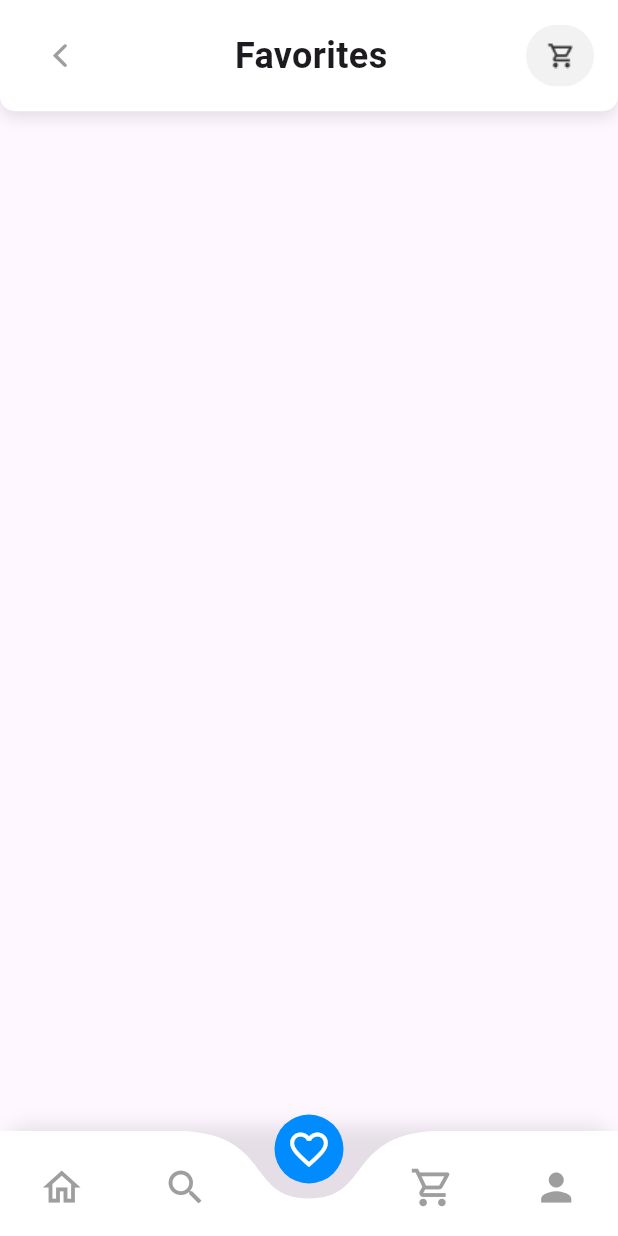
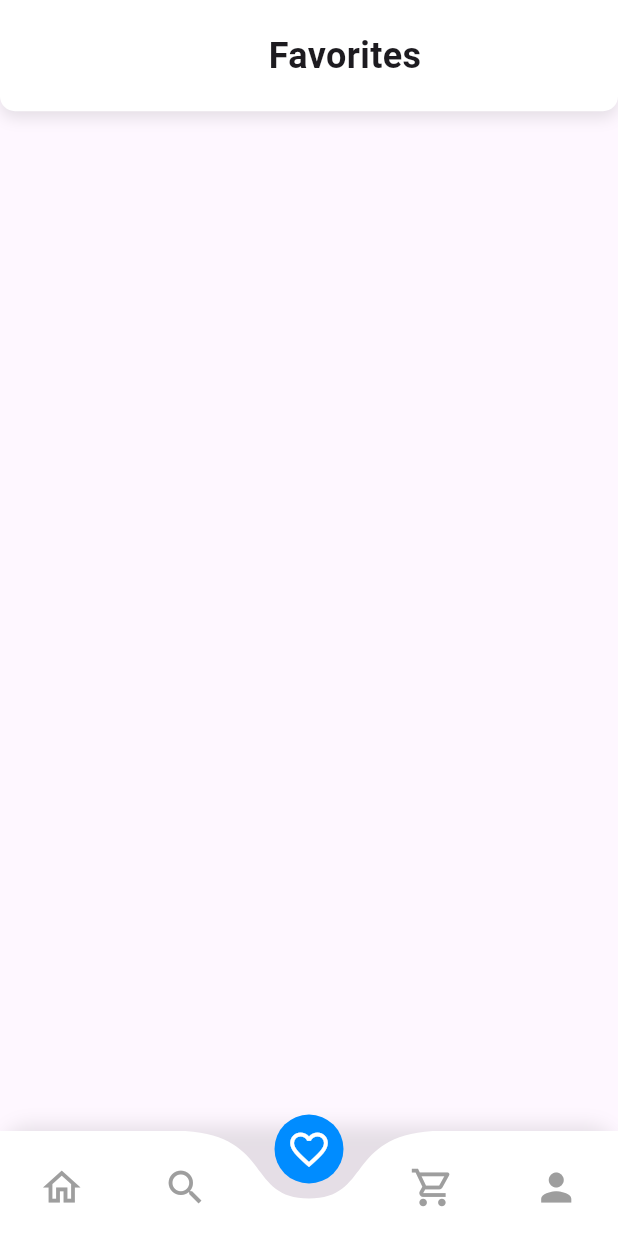
Before and after one commit to mohamedabdelaziz55/emptoria_app, a Flutter app: the screen it shows after launch, item 3 of the bottom bar chosen, on a phone screen of 412 x 824 dp. Run offline on Flutter 3.47's test engine with Material 3 defaults, Android fonts, the phone set to English and light mode, and no system bars; drawn by our look-alikes of curved_navigation_bar; our stand-ins replace auto_route.

Commit message:
edit row bar

```diff
--- a/lib/core/constants/constants.dart
+++ b/lib/core/constants/constants.dart
@@ -1,3 +1,4 @@
 import 'dart:ui';
 
 const kPC =Color(0xff008CFF);
+const cardImage="assets/icons/Vector (1).png";
--- a/lib/features/categories/presentation/pages/widgets/categories_page_body.dart
+++ b/lib/features/categories/presentation/pages/widgets/categories_page_body.dart
@@ -1,4 +1,7 @@
+import 'package:auto_route/auto_route.dart';
+import 'package:emptoria_app_team/core/constants/constants.dart';
 import 'package:emptoria_app_team/features/categories/presentation/pages/widgets/search_bar_widget.dart';
+import 'package:flutter/cupertino.dart';
 import 'package:flutter/material.dart';
 import '../../../../home/presentation/pages/widgets/product_card.dart';
 import 'custom_cate_appbar.dart';
@@ -14,10 +17,17 @@ class CategoriesPageBody extends StatelessWidget {
         child: SingleChildScrollView(
           child: Column(
             children: [
-              CustomCateAppBar(title: 'Womans'),
+              CustomCateAppBar(
+                title: 'Womans',
+                icon: CupertinoIcons.back,
+                onPressed: () {
+                  context.router.pop();
+                }, showRow: true,
+
+              ),
               SearchBarWidget(),
               CustomRowItems(),
-              CustomGridViewCardCate()
+              CustomGridViewCardCate(),
             ],
           ),
         ),
--- a/lib/features/categories/presentation/pages/widgets/custom_cate_appbar.dart
+++ b/lib/features/categories/presentation/pages/widgets/custom_cate_appbar.dart
@@ -1,4 +1,5 @@
 import 'package:auto_route/auto_route.dart';
+import 'package:emptoria_app_team/core/constants/constants.dart';
 import 'package:flutter/cupertino.dart';
 import 'package:flutter/material.dart';
 
@@ -6,8 +7,17 @@ import '../../../../../core/styles.dart';
 import '../../../../home/presentation/pages/widgets/custom_app_bar.dart';
 
 class CustomCateAppBar extends StatelessWidget {
-  const CustomCateAppBar({super.key, required this.title});
+  const CustomCateAppBar({
+    super.key,
+    required this.title,
+    this.icon,
+    this.onPressed, required this.showRow,
+  });
+final bool showRow;
   final String title;
+  final IconData? icon;
+  final void Function()? onPressed;
+
   @override
   Widget build(BuildContext context) {
     final double h = MediaQuery.of(context).size.height;
@@ -33,18 +43,12 @@ class CustomCateAppBar extends StatelessWidget {
         child: Row(
           mainAxisAlignment: MainAxisAlignment.spaceBetween,
           children: [
-            IconButton(
-              onPressed: () {
-                context.router.pop();
-              },
-              icon: const Icon(CupertinoIcons.back),
-            ),
+            IconButton(onPressed: onPressed, icon: Icon(icon)),
             Text(title, style: Styles.textStyle24bold),
-            const IconAppBar(image: 'assets/icons/Vector (1).png'),
+           showRow==true? IconAppBar(image: cardImage):Text(''),
           ],
         ),
       ),
-    )
-    ;
+    );
   }
 }
--- a/lib/features/favorites/presentation/pages/favorites_page/widgets/favorites_page_body.dart
+++ b/lib/features/favorites/presentation/pages/favorites_page/widgets/favorites_page_body.dart
@@ -9,7 +9,7 @@ class FavoritesPageBody extends StatelessWidget {
   Widget build(BuildContext context) {
     return Column(
       children: [
-        CustomCateAppBar(title: 'Favorites'),
+        CustomCateAppBar(title: 'Favorites',showRow: false,),
       ],
     );
   }
```
